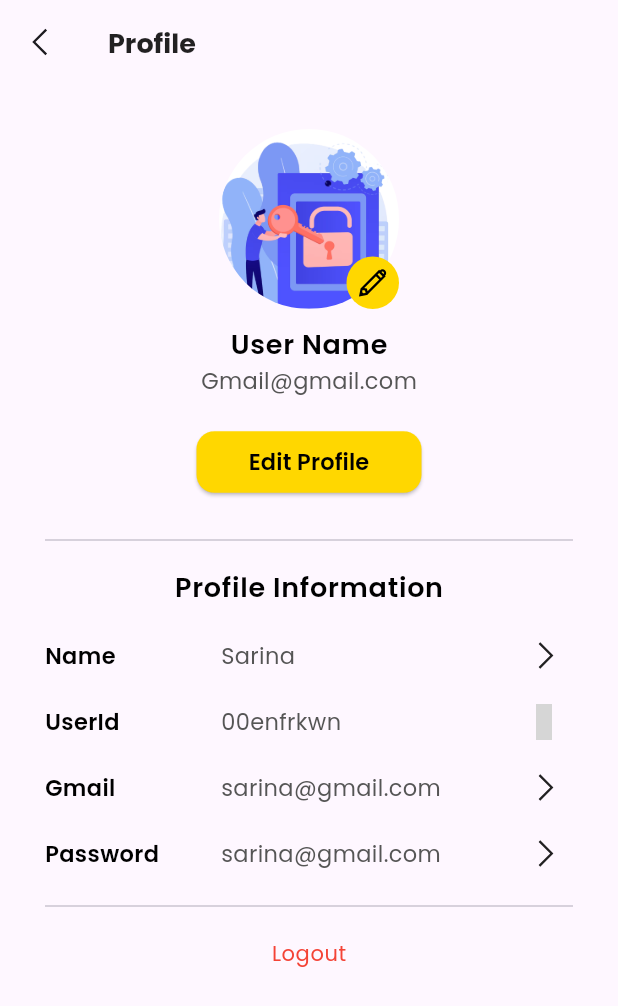
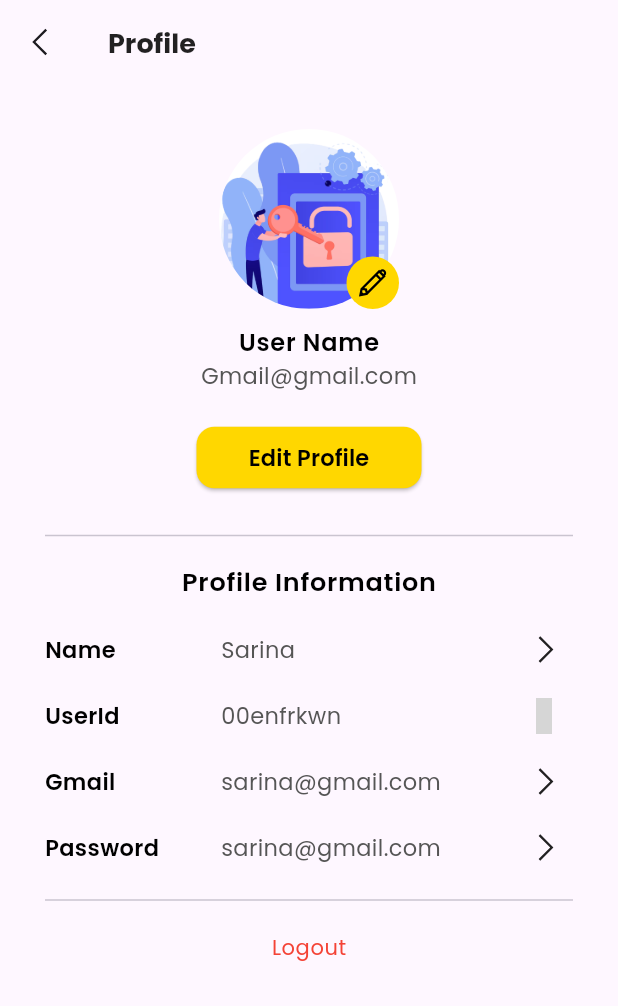
Before and after one commit to SarinaShrestha/momentix, a Flutter app: the ProfilePage screen opened directly, on a phone screen of 412 x 824 dp. Shown: the top 1006 px of the screen. Run offline on Flutter 3.47's test engine with Material 3 defaults, Android fonts, the phone set to English and light mode, and no system bars; our stand-ins replace cloud_firestore, firebase_auth, firebase_core, firebase_storage, get, iconsax and 4 more; missing offline and left inert: firebase_app_check, google_ml_kit, google_mlkit_face_detection; accounts and stored records are empty; grey boxes are pictures that could not be loaded.

Commit message:
Profile Page

```diff
--- a/frontend/lib/features/core/views/profile/profile_page.dart
+++ b/frontend/lib/features/core/views/profile/profile_page.dart
@@ -2,7 +2,6 @@ import 'package:flutter/material.dart';
 import 'package:frontend/features/core/views/profile/update_profile_page.dart';
 import 'package:frontend/features/core/widgets/profile_details_widget.dart';
 import 'package:frontend/utils/colors.dart';
-import 'package:frontend/widgets/common/elevated_button_widget.dart';
 import 'package:get/get.dart';
 import 'package:frontend/utils/image_strings.dart';
 import 'package:frontend/utils/sizes.dart';
@@ -57,8 +56,8 @@ class ProfilePage extends StatelessWidget {
                 ],
               ),
               const SizedBox(height: 10,),
-              Text('User Name', style: Theme.of(context).textTheme.bodyLarge,),
-              Text('Gmail@gmail.com', style: Theme.of(context).textTheme.bodyMedium),
+              Text('User Name', style: Theme.of(context).textTheme.bodyLarge?.copyWith(fontSize: 16),),
+              Text('Gmail@gmail.com', style: Theme.of(context).textTheme.bodyMedium?.copyWith(fontSize: 15)),
               const SizedBox(height: 20,),
               SizedBox(
                 width: 150,
@@ -73,7 +72,7 @@ class ProfilePage extends StatelessWidget {
               const SizedBox(height: 20,),
               const Divider(),
               const SizedBox(height: 10,),
-              Text("Profile Information", style: Theme.of(context).textTheme.bodyLarge,),
+              Text("Profile Information", style: Theme.of(context).textTheme.bodyLarge?.copyWith(fontSize: 17),),
               const SizedBox(height: 10,),
 
               ProfileDetailsWidget(
```
